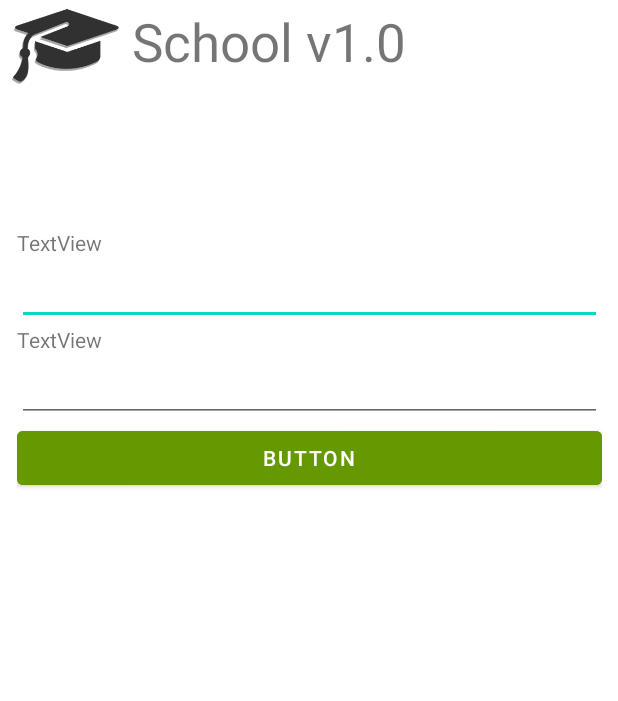
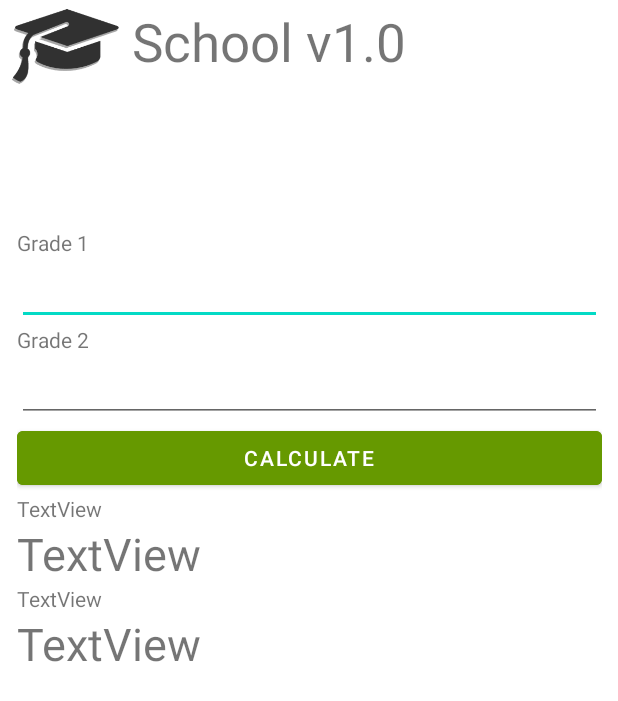
Before and after one commit to josevini/android, an Android app: the screen it shows after launch (MainActivity), on a phone screen of 412 x 824 dp. Shown: the top 701 px of the screen. Run offline under Robolectric (Android 15) with nearby library versions, the phone set to English and light mode, and no system bars.

Commit message:
Update activity_main.xml

```diff
--- a/Escola/app/src/main/res/layout/activity_main.xml
+++ b/Escola/app/src/main/res/layout/activity_main.xml
@@ -41,14 +41,14 @@
         <LinearLayout
             android:id="@+id/LayDados"
             android:layout_width="match_parent"
-            android:layout_height="match_parent"
+            android:layout_height="wrap_content"
             android:orientation="vertical">
 
             <TextView
                 android:id="@+id/textView2"
                 android:layout_width="match_parent"
                 android:layout_height="wrap_content"
-                android:text="TextView" />
+                android:text="@string/strNota1" />
 
             <EditText
                 android:id="@+id/editTextNumberDecimal"
@@ -61,7 +61,7 @@
                 android:id="@+id/textView3"
                 android:layout_width="match_parent"
                 android:layout_height="wrap_content"
-                android:text="TextView" />
+                android:text="@string/strNota2" />
 
             <EditText
                 android:id="@+id/editTextNumberDecimal2"
@@ -75,15 +75,43 @@
                 android:layout_width="match_parent"
                 android:layout_height="wrap_content"
                 android:backgroundTint="@android:color/holo_green_dark"
-                android:text="Button"
+                android:text="@string/strCalc"
                 android:textColor="@color/white" />
 
         </LinearLayout>
 
         <LinearLayout
+            android:id="@+id/layResult"
             android:layout_width="match_parent"
             android:layout_height="match_parent"
-            android:orientation="vertical"></LinearLayout>
+            android:orientation="vertical">
+
+            <TextView
+                android:id="@+id/textView4"
+                android:layout_width="match_parent"
+                android:layout_height="wrap_content"
+                android:text="TextView" />
+
+            <TextView
+                android:id="@+id/textView5"
+                android:layout_width="match_parent"
+                android:layout_height="wrap_content"
+                android:text="TextView"
+                android:textSize="30sp" />
+
+            <TextView
+                android:id="@+id/textView6"
+                android:layout_width="match_parent"
+                android:layout_height="wrap_content"
+                android:text="TextView" />
+
+            <TextView
+                android:id="@+id/textView7"
+                android:layout_width="match_parent"
+                android:layout_height="wrap_content"
+                android:text="TextView"
+                android:textSize="30sp" />
+        </LinearLayout>
 
     </LinearLayout>
 
```
